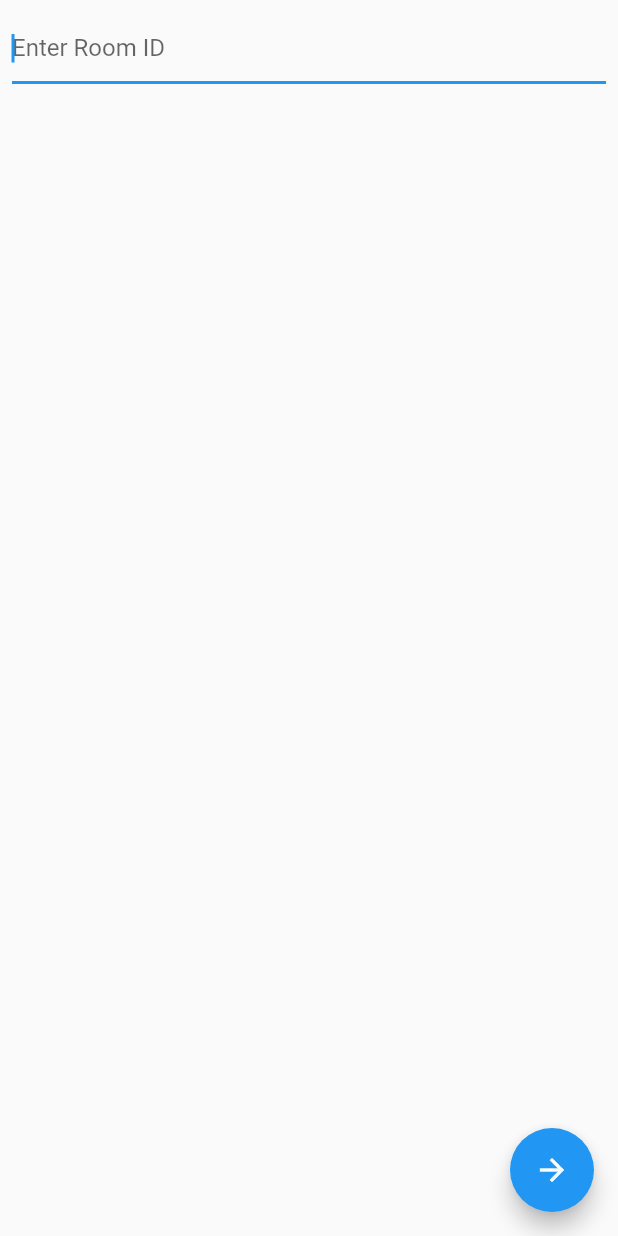
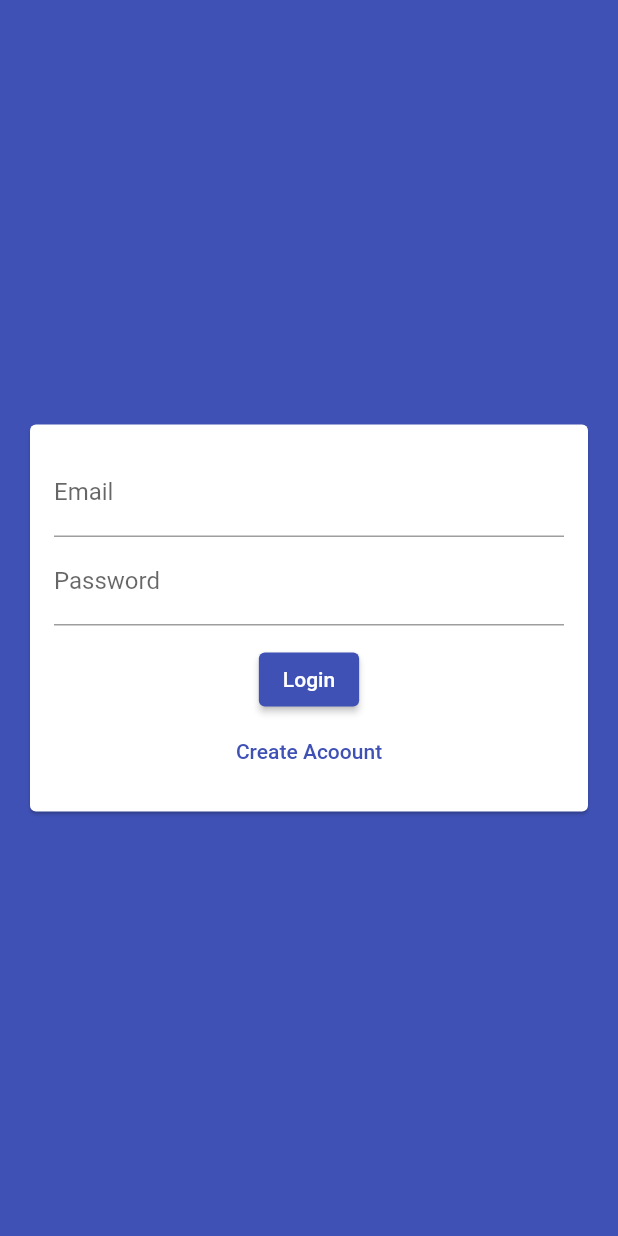
Before and after one commit to himanshu-thakur-7/chess_game_flutter, a Flutter app: the screen it shows after launch, on a phone screen of 412 x 824 dp. Run offline on Flutter 3.47's test engine with Material 2 defaults, Android fonts, the light colour scheme and no system bars; our stand-ins replace cloud_firestore, firebase_auth, firebase_core, image_picker, socket_io_client; missing offline and left inert: flutter_chess_board; accounts and stored records are empty.

Commit message:
added Firebase Login and Signup

```diff
--- a/shatranj/lib/main.dart
+++ b/shatranj/lib/main.dart
@@ -1,6 +1,9 @@
+import 'package:firebase_core/firebase_core.dart';
 import 'package:flutter/material.dart';
 import './src/app.dart';
 
-void main() {
+void main() async {
+  WidgetsFlutterBinding.ensureInitialized();
+  await Firebase.initializeApp();
   runApp(const App());
 }
--- a/shatranj/lib/src/app.dart
+++ b/shatranj/lib/src/app.dart
@@ -1,15 +1,32 @@
+import 'package:chess_ui/src/widgets/timer_widget.dart';
+import 'package:firebase_auth/firebase_auth.dart';
 import 'package:flutter/material.dart';
 
 import 'screens/splash_screen.dart';
+import "screens/auth_screen.dart";
 
 class App extends StatelessWidget {
   const App({Key? key}) : super(key: key);
 
   @override
   Widget build(BuildContext context) {
-    return const MaterialApp(
-      debugShowCheckedModeBanner: false,
-      home: SplashScreen(),
-    );
+    return MaterialApp(
+        debugShowCheckedModeBanner: false,
+        theme: ThemeData(
+          primarySwatch: Colors.indigo,
+          visualDensity: VisualDensity.adaptivePlatformDensity,
+        ),
+        home: StreamBuilder(
+          stream: FirebaseAuth.instance.authStateChanges(),
+          builder: (ctx, userSnapshot) {
+            if (userSnapshot.hasData) {
+              print(userSnapshot.data);
+              return const SplashScreen();
+            }
+            return const AuthScreen();
+          },
+        )
+        // home: AuthScreen(),
+        );
   }
 }
--- /dev/null
+++ b/shatranj/lib/src/screens/auth_screen.dart
@@ -0,0 +1,84 @@
+import 'package:chess_ui/src/widgets/auth_form.dart';
+import 'package:flutter/material.dart';
+import 'package:firebase_auth/firebase_auth.dart';
+import 'package:flutter/services.dart';
+import 'package:cloud_firestore/cloud_firestore.dart';
+
+class AuthScreen extends StatefulWidget {
+  const AuthScreen({Key? key}) : super(key: key);
+
+  @override
+  _AuthScreenState createState() => _AuthScreenState();
+}
+
+class _AuthScreenState extends State<AuthScreen> {
+  final _auth = FirebaseAuth.instance;
+
+  var _isLoading = false;
+
+  void _submitAuthForm(
+    String? email,
+    String? password,
+    String? username,
+    bool isLogin,
+    BuildContext ctx,
+  ) async {
+    UserCredential authResult;
+
+    try {
+      setState(() {
+        _isLoading = true;
+      });
+      if (isLogin) {
+        authResult = await _auth.signInWithEmailAndPassword(
+          email: email!,
+          password: password!,
+        );
+      } else {
+        authResult = await _auth.createUserWithEmailAndPassword(
+          email: email!,
+          password: password!,
+        );
+        await FirebaseFirestore.instance
+            .collection('users')
+            .doc(authResult.user?.uid)
+            .set({
+          'username': username,
+          'email': email,
+        });
+      }
+    } on PlatformException catch (err) {
+      var message = "An error Occured, Please check your credentials";
+
+      if (err.message != null) {
+        message = err.message!;
+      }
+      ScaffoldMessenger.of(ctx).showSnackBar(
+        SnackBar(
+          content: Text(message),
+          backgroundColor: Theme.of(context).errorColor,
+        ),
+      );
+      setState(() {
+        _isLoading = false;
+      });
+    } catch (error) {
+      print(error);
+
+      setState(() {
+        _isLoading = false;
+      });
+    }
+  }
+
+  @override
+  Widget build(BuildContext context) {
+    return Scaffold(
+      backgroundColor: Theme.of(context).primaryColor,
+      body: AuthForm(
+        submitFn: _submitAuthForm,
+        isLoading: _isLoading,
+      ),
+    );
+  }
+}
--- /dev/null
+++ b/shatranj/lib/src/widgets/auth_form.dart
@@ -0,0 +1,161 @@
+import 'dart:io';
+
+import '../widgets/user_image_picker.dart';
+import 'package:flutter/material.dart';
+import 'package:firebase_core/firebase_core.dart';
+
+class AuthForm extends StatefulWidget {
+  final bool isLoading;
+  final void Function(
+    String? email,
+    String? password,
+    String? userName,
+    bool isLogin,
+    BuildContext ctx,
+  )? submitFn;
+
+  const AuthForm({Key? key, this.submitFn, required this.isLoading})
+      : super(key: key);
+
+  @override
+  _AuthFormState createState() => _AuthFormState();
+}
+
+class _AuthFormState extends State<AuthForm> {
+  final _formKey = GlobalKey<FormState>();
+
+  var _isLogin = true;
+  String? _userEmail = "";
+  String? _userName = "";
+  String? _userPassword = "";
+  File? _userImageFile;
+
+  void _pickedImage(File image) {
+    _userImageFile = image;
+  }
+
+  void _trySubmit() {
+    final isValid = _formKey.currentState?.validate();
+
+    FocusScope.of(context).unfocus(); // close the keybpard after submission
+
+    if (_userImageFile == null && !_isLogin) {
+      ScaffoldMessenger.of(context).showSnackBar(
+        SnackBar(
+          content: const Text(
+            'Please pick an image.',
+          ),
+          backgroundColor: Theme.of(context).errorColor,
+        ),
+      );
+    }
+
+    if (isValid == true) {
+      _formKey.currentState?.save();
+
+      widget.submitFn!(_userEmail!.trim(), _userPassword!.trim(),
+          _userName!.trim(), _isLogin, context);
+    }
+  }
+
+  @override
+  void initState() {
+    // TODO: implement initState
+    super.initState();
+    // await Firebase.initializeApp();
+  }
+
+  @override
+  Widget build(BuildContext context) {
+    return Center(
+      child: Card(
+        margin: const EdgeInsets.all(20.0),
+        child: SingleChildScrollView(
+          child: Padding(
+            padding: const EdgeInsets.all(16),
+            child: Form(
+                key: _formKey,
+                child: Column(
+                  mainAxisSize: MainAxisSize.min,
+                  children: [
+                    if (!_isLogin)
+                      UserImagePicker(
+                        imagePickFn: _pickedImage,
+                      ),
+                    TextFormField(
+                      key: const ValueKey('email'),
+                      validator: (value) {
+                        if (value == null ||
+                            value.isEmpty ||
+                            !value.contains('@')) {
+                          return "Please enter a valid email address";
+                        }
+                        return null;
+                      },
+                      keyboardType: TextInputType.emailAddress,
+                      decoration: const InputDecoration(
+                        labelText: 'Email',
+                      ),
+                      onSaved: (value) {
+                        _userEmail = value;
+                      },
+                    ),
+                    if (!_isLogin)
+                      TextFormField(
+                        key: const ValueKey('username'),
+                        validator: (val) {
+                          if (val == null || val.isEmpty || val.length < 4) {
+                            return "Please enter atleast 4 characters";
+                          }
+                          return null;
+                        },
+                        keyboardType: TextInputType.text,
+                        decoration: const InputDecoration(
+                          labelText: 'Username',
+                        ),
+                        onSaved: (value) {
+                          _userName = value;
+                        },
+                      ),
+                    TextFormField(
+                      key: const ValueKey('password'),
+                      validator: (val) {
+                        if (val == null || val.isEmpty || val.length < 7) {
+                          return "Password must be atleast 7 characters long";
+                        }
+                        return null;
+                      },
+                      keyboardType: TextInputType.text,
+                      obscureText: true,
+                      decoration: const InputDecoration(
+                        labelText: 'Password',
+                      ),
+                      onSaved: (value) {
+                        _userPassword = value;
+                      },
+                    ),
+                    const SizedBox(height: 12),
+                    if (widget.isLoading) const CircularProgressIndicator(),
+                    if (!widget.isLoading)
+                      ElevatedButton(
+                        child: Text(_isLogin ? 'Login' : 'Signup'),
+                        onPressed: _trySubmit,
+                      ),
+                    TextButton(
+                      onPressed: () {
+                        setState(() {
+                          _isLogin = !_isLogin;
+                        });
+                      },
+                      child: Text(_isLogin
+                          ? 'Create Acoount'
+                          : 'I already have an account'),
+                    )
+                  ],
+                )),
+          ),
+        ),
+      ),
+    );
+  }
+}
```
Also changed, not shown: shatranj/lib/src/widgets/chess_board.dart (+44 -2 lines), shatranj/lib/src/widgets/timer_widget.dart (added, +88 -0 lines), shatranj/lib/src/widgets/user_image_picker.dart (added, +43 -0 lines), shatranj/pubspec.yaml (+8 -17 lines), shatranj/pubspec.lock, 3 other files.
